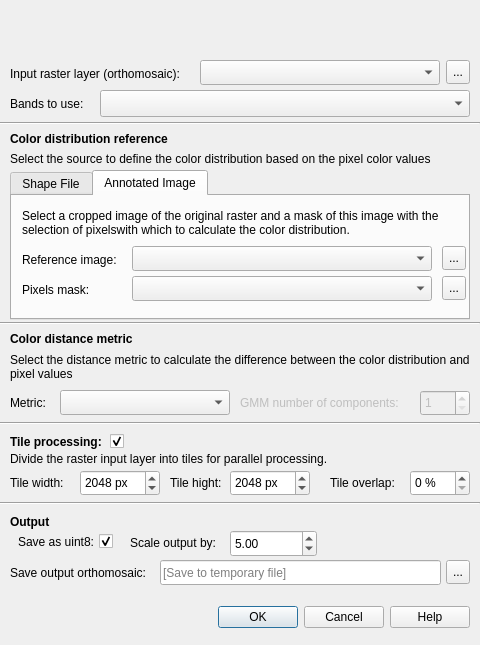
This is cdc_toolbar_dialog.ui in SDU-UAS-Center/sdu-agro-tools as Qt 5 draws it before an edit. The edited form follows.
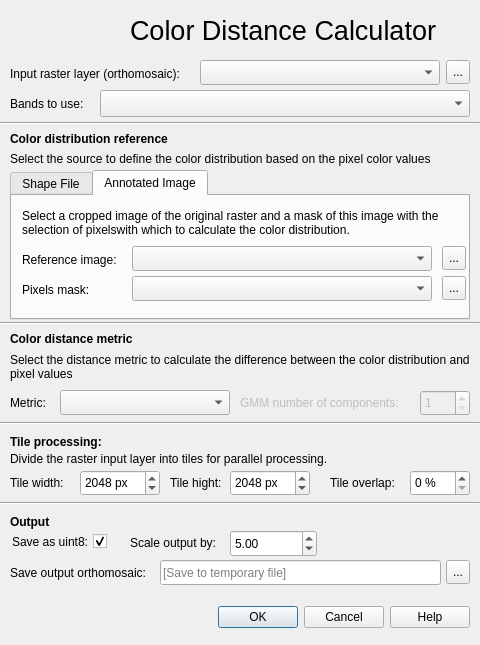
This is the edited form. Icons and pictures are not drawn. Custom widgets are drawn as their Qt base class.

Commit message: fix loading files with tiff extention

```diff
--- a/cdc_toolbar_dialog.ui
+++ b/cdc_toolbar_dialog.ui
@@ -47,8 +47,8 @@
   <widget class="QLabel" name="logo">
    <property name="geometry">
     <rect>
-     <x>190</x>
-     <y>5</y>
+     <x>10</x>
+     <y>10</y>
      <width>101</width>
      <height>41</height>
     </rect>
@@ -495,22 +495,6 @@
     <string>Tile processing:</string>
    </property>
   </widget>
-  <widget class="QCheckBox" name="tile_processing_checkbox">
-   <property name="geometry">
-    <rect>
-     <x>110</x>
-     <y>430</y>
-     <width>23</width>
-     <height>23</height>
-    </rect>
-   </property>
-   <property name="text">
-    <string/>
-   </property>
-   <property name="checked">
-    <bool>true</bool>
-   </property>
-  </widget>
   <widget class="QLabel" name="tile_description">
    <property name="geometry">
     <rect>
@@ -781,9 +765,9 @@
   <widget class="QCheckBox" name="output_uint_checkbox">
    <property name="geometry">
     <rect>
-     <x>10</x>
+     <x>6</x>
      <y>530</y>
-     <width>103</width>
+     <width>101</width>
      <height>23</height>
     </rect>
    </property>
@@ -868,6 +852,26 @@
     <string>...</string>
    </property>
   </widget>
+  <widget class="QLabel" name="heading">
+   <property name="geometry">
+    <rect>
+     <x>130</x>
+     <y>10</y>
+     <width>331</width>
+     <height>41</height>
+    </rect>
+   </property>
+   <property name="font">
+    <font>
+     <pointsize>20</pointsize>
+     <weight>50</weight>
+     <bold>false</bold>
+    </font>
+   </property>
+   <property name="text">
+    <string>Color Distance Calculator</string>
+   </property>
+  </widget>
  </widget>
  <customwidgets>
   <customwidget>
```
Left out of the diff: 3 changed lines with no effect on the pictures. The commit also changes 1 other file.
